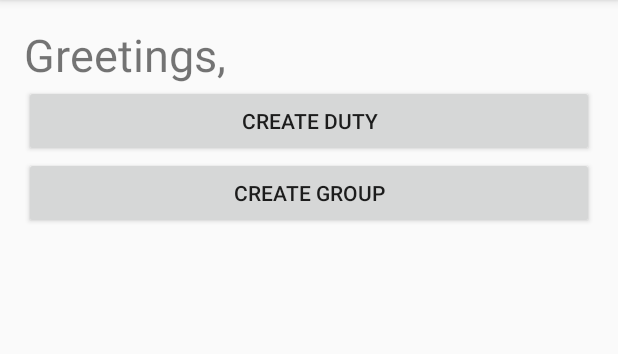
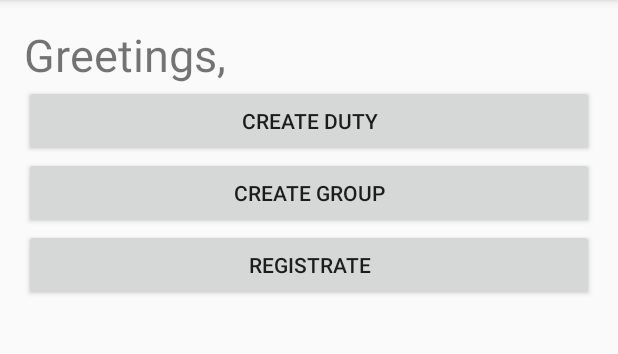
Before and after one commit to mariiaVoitenko/dutyHelperAndroid, an Android app: the screen it shows after launch (MainActivity), on a phone screen of 412 x 824 dp, the part 84-438 px from its top. Run offline under Robolectric (Android 15) with nearby library versions, the phone set to English and light mode, and no system bars; libraries missing offline, so code that uses them is left out: com.facebook, retrofit.client; 9 statements that could not run were skipped.

Commit message:
Facebook login. Views

```diff
--- /dev/null
+++ b/app/src/main/java/com/voitenko/dutyhelper/API/UsersAPI.java
@@ -0,0 +1,18 @@
+package com.voitenko.dutyhelper.API;
+
+import com.voitenko.dutyhelper.models.User;
+
+import retrofit.Callback;
+
+import retrofit.http.GET;
+import retrofit.http.Path;
+
+public interface UsersAPI {
+
+    @GET("/api/users/id/{id}")
+    public void getUser(@Path("id") int id, Callback<User> response);
+
+    @GET("/api/users/email/{email}")
+    public void getUserByEmail(@Path("email") int id, Callback<User> response);
+
+}
--- a/app/src/main/java/com/voitenko/dutyhelper/activities/MainActivity.java
+++ b/app/src/main/java/com/voitenko/dutyhelper/activities/MainActivity.java
@@ -1,51 +1,66 @@
 package com.voitenko.dutyhelper.activities;
 
+import android.app.Activity;
 import android.content.Intent;
 import android.support.v7.app.ActionBarActivity;
 import android.os.Bundle;
+import android.text.method.LinkMovementMethod;
 import android.util.Log;
 import android.view.Menu;
 import android.view.MenuItem;
+import android.view.View;
+import android.widget.Button;
 import android.widget.TextView;
 
-import com.voitenko.dutyhelper.BL.UsersAPI;
+import com.voitenko.dutyhelper.API.UsersAPI;
+import com.voitenko.dutyhelper.BL.ServiceGenerator;
+import com.voitenko.dutyhelper.BL.UserManager;
 import com.voitenko.dutyhelper.R;
-import com.voitenko.dutyhelper.BL.UserManager;
 import com.voitenko.dutyhelper.models.User;
-import com.voitenko.dutyhelper.models.gitmodel;
+
+import java.util.ArrayList;
+import java.util.List;
 
 import retrofit.Callback;
-import retrofit.RestAdapter;
 import retrofit.RetrofitError;
 import retrofit.client.Response;
 
 
 public class MainActivity extends ActionBarActivity {
+    private Button mCreateGroupButton;
+    private Button mCreateDutyButton;
+    private User currentUser;
 
     @Override
     protected void onCreate(Bundle savedInstanceState) {
         super.onCreate(savedInstanceState);
         setContentView(R.layout.activity_main);
+        mCreateGroupButton = (Button) findViewById(R.id.group_button);
+        mCreateDutyButton = (Button) findViewById(R.id.duty_button);
+
 
         if (!UserManager.isProfileValid(getApplicationContext())) {
             Intent loginIntent = new Intent(MainActivity.this, RPLoginActivity.class);
             loginIntent.setFlags(Intent.FLAG_ACTIVITY_NO_HISTORY);
             startActivity(loginIntent);
-
-
         } else {
             TextView helloTextView = (TextView) findViewById(R.id.hello_textview);
             helloTextView.setText("Greetings, " + UserManager.getName());
-
+            mCreateDutyButton.setVisibility(View.VISIBLE);
+            mCreateGroupButton.setVisibility(View.VISIBLE);
         }
 
-        RestAdapter restAdapter = new RestAdapter.Builder()
-                .setEndpoint("http://10.0.3.2:8080").setLogLevel(RestAdapter.LogLevel.NONE).build();
-        UsersAPI usersAPI = restAdapter.create(UsersAPI.class);
-        usersAPI.getUser(4, new Callback<User>() {
+        ServiceGenerator serviceGenerator = new ServiceGenerator();
+        UsersAPI usersAPI = serviceGenerator.createService(UsersAPI.class, "http://10.0.3.2:8080");
+
+
+        usersAPI.getUser(4, new Callback<User>()
+
+                {
                     @Override
                     public void success(User user, Response response) {
                         Log.d("RESTOFIT_NORM!!!!!", user.getEmail());
+                        currentUser = user;
                     }
 
                     @Override
@@ -54,8 +69,9 @@ public class MainActivity extends ActionBarActivity {
                         error.printStackTrace();
                         Log.d("RESTOFIT_ERROR!!!!!", "");
                     }
-        });
+                }
 
+        );
 
 
     }
@@ -82,4 +98,6 @@ public class MainActivity extends ActionBarActivity {
 
         return super.onOptionsItemSelected(item);
     }
+
+
 }
--- a/app/src/main/res/layout/activity_main.xml
+++ b/app/src/main/res/layout/activity_main.xml
@@ -21,12 +21,21 @@
         android:id="@+id/duty_button"
         android:layout_width="match_parent"
         android:layout_height="wrap_content"
-        android:text="@string/create_duty" />
+        android:text="@string/create_duty"
+        android:visibility="invisible"/>
 
     <Button
         android:id="@+id/group_button"
         android:layout_width="match_parent"
         android:layout_height="wrap_content"
-        android:text="@string/create_group" />
+        android:text="@string/create_group"
+        android:visibility="invisible"/>
+
+    <Button
+        android:id="@+id/registrate_button"
+        android:layout_width="match_parent"
+        android:layout_height="wrap_content"
+        android:text="Registrate" />
+
 
 </LinearLayout>
--- /dev/null
+++ b/app/src/main/res/menu/menu_login.xml
@@ -0,0 +1,6 @@
+<menu xmlns:android="http://schemas.android.com/apk/res/android"
+    xmlns:app="http://schemas.android.com/apk/res-auto"
+    xmlns:tools="http://schemas.android.com/tools" tools:context="com.voitenko.dutyhelper.Login">
+    <item android:id="@+id/action_settings" android:title="@string/action_settings"
+        android:orderInCategory="100" app:showAsAction="never" />
+</menu>
--- a/app/src/main/res/menu/menu_main.xml
+++ b/app/src/main/res/menu/menu_main.xml
@@ -3,7 +3,9 @@
     xmlns:tools="http://schemas.android.com/tools" tools:context=".MainActivity">
     <item android:id="@+id/action_home" android:title="@string/action_home"
         android:orderInCategory="100" app:showAsAction="never" />
-    <item android:id="@+id/action_history" android:title="@string/action_history"
+    <item android:id="@+id/action_duties" android:title="@string/action_duties"
+        android:orderInCategory="100" app:showAsAction="never" />
+    <item android:id="@+id/action_groups" android:title="@string/action_groups"
         android:orderInCategory="100" app:showAsAction="never" />
     <item android:id="@+id/action_logout" android:title="@string/action_logout"
         android:orderInCategory="100" app:showAsAction="never" />
--- a/app/src/main/res/values/strings.xml
+++ b/app/src/main/res/values/strings.xml
@@ -5,14 +5,16 @@
     <string name="action_settings">Settings</string>
 
     <string name="action_logout">Log out</string>
-    <string name="APP_ID">1668084333411459</string>
+    <string name="APP_ID">911833842191522</string>
     <string name="default_greetings">Log in, please</string>
     <string name="gotomain">Go to main screen</string>
     <string name="create_duty">Create duty</string>
     <string name="create_group">Create group</string>
-    <string name="photo_ok">Ok</string>
-    <string name="add_to_history">Add to history</string>
+    <string name="action_groups">Show groups</string>
     <string name="action_home">Home</string>
-    <string name="action_history">History</string>
-
+    <string name="action_duties">Duties</string>
+    <string name="title_activity_registration">RegistrationActivity</string>
+    <string name="lostpassword">Lost password? <a href="http://www.google.com">DutyHelper on web</a></string>
+    <string name="registrate">If you don\'t have account please go to <a href="http://www.google.com">our website</a></string>
+    <string name="title_activity_duty">dutyActivity</string>
 </resources>
```
Also changed, not shown: app/src/main/AndroidManifest.xml (+18 -14 lines), app/src/main/java/com/voitenko/dutyhelper/BL/UsersAPI.java (deleted, +0 -15 lines), app/src/main/java/com/voitenko/dutyhelper/activities/RPLoginActivity.java (+61 -6 lines), app/src/main/java/com/voitenko/dutyhelper/dutyActivity.java (added, +38 -0 lines), app/src/main/res/layout/activity_duty.xml (added, +12 -0 lines), app/src/main/res/layout/activity_login.xml (+20 -0 lines), app/src/main/res/layout/duty_row.xml (added, +102 -0 lines), app/src/main/res/menu/menu_duty.xml (added, +7 -0 lines), app/src/main/res/menu/menu_facebook_login.xml (added, +7 -0 lines), app/src/main/res/menu/menu_registration.xml (added, +7 -0 lines). Lines whose indentation alone changed are shown as unchanged.
